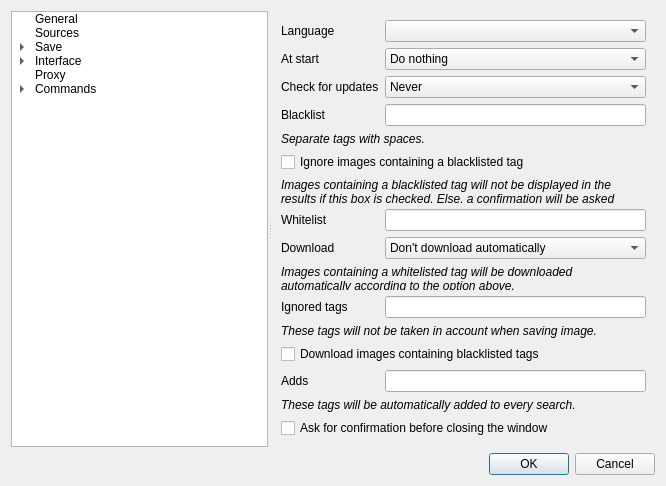
Before: the Qt Designer form gui/src/settings/optionswindow.ui in Bionus/imgbrd-grabber, drawn with Qt 5.
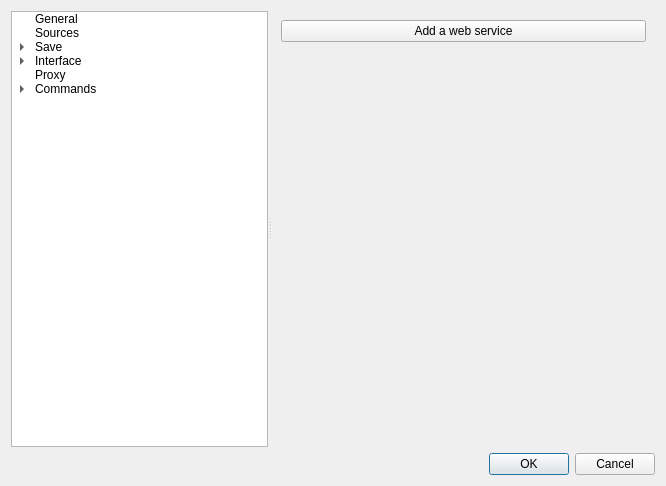
After: the same form once the commit is applied. The open tabs and pages were chosen to show the change. Icons and pictures are not drawn.

Commit message: Allow to customize the list of web services (issue #920)

```diff
--- a/gui/src/settings/optionswindow.ui
+++ b/gui/src/settings/optionswindow.ui
@@ -1015,6 +1015,33 @@
         </item>
        </layout>
       </widget>
+      <widget class="QWidget" name="pageWebServices">
+       <layout class="QVBoxLayout" name="verticalLayout_3">
+        <item>
+         <layout class="QGridLayout" name="layoutWebServices"/>
+        </item>
+        <item>
+         <widget class="QPushButton" name="buttonAddWebService">
+          <property name="text">
+           <string>Add a web service</string>
+          </property>
+         </widget>
+        </item>
+        <item>
+         <spacer name="verticalSpacer_3">
+          <property name="orientation">
+           <enum>Qt::Vertical</enum>
+          </property>
+          <property name="sizeHint" stdset="0">
+           <size>
+            <width>0</width>
+            <height>366</height>
+           </size>
+          </property>
+         </spacer>
+        </item>
+       </layout>
+      </widget>
       <widget class="QWidget" name="pageSaveArtists">
        <layout class="QFormLayout" name="formLayout_15">
         <item row="0" column="0">
```
Left out of the diff: 26 changed lines with no effect on the pictures. The commit also changes 19 other files.
